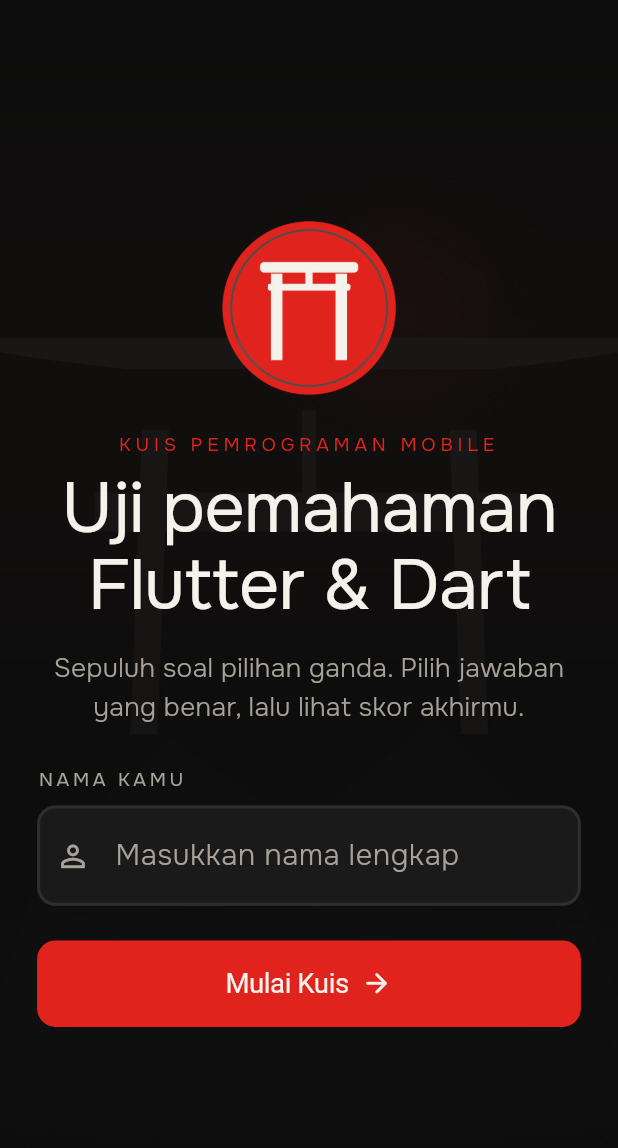
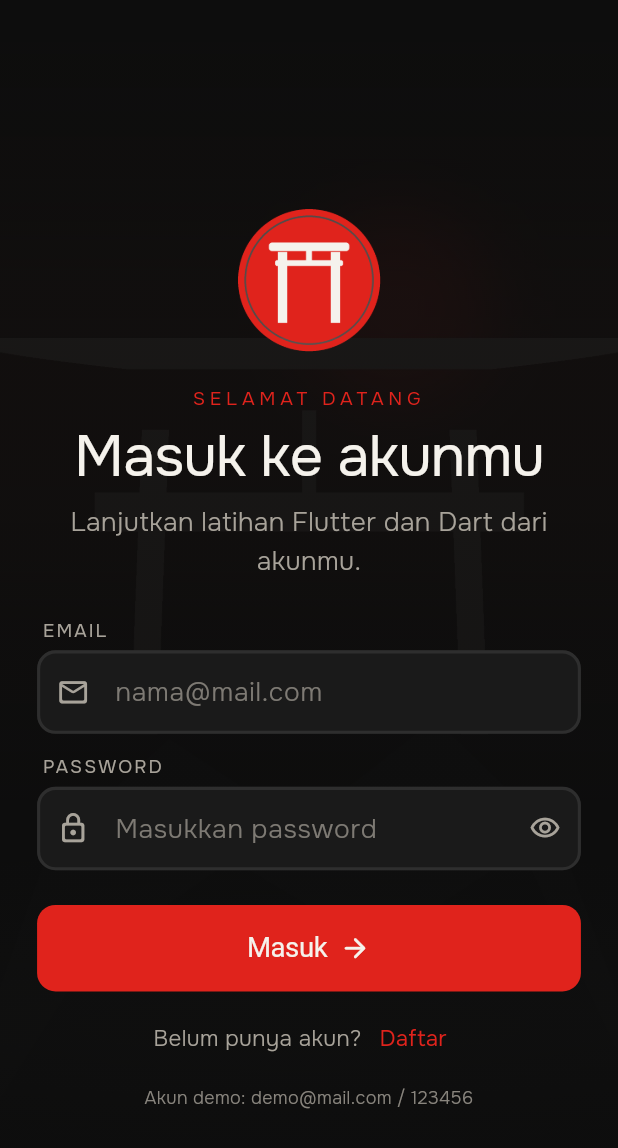
Before and after one commit to Frito-Radestya/UTS_LAB_Pemrograman-Mobile-5, a Flutter app: the screen it shows after launch, on a phone screen of 412 x 824 dp. Shown: the top 1148 px of the screen. Run offline on Flutter 3.47's test engine with Material 3 defaults, Android fonts, the phone set to English and light mode, and no system bars; accounts and stored records are empty.

Commit message:
feat: halaman splash, login, dan register

```diff
--- a/lib/main.dart
+++ b/lib/main.dart
@@ -1,7 +1,7 @@
 import 'package:flutter/material.dart';
 import 'package:provider/provider.dart';
 
-import 'pages/welcome_page.dart';
+import 'pages/splash_page.dart';
 import 'providers/auth_provider.dart';
 import 'providers/quiz_provider.dart';
 import 'theme/app_theme.dart';
@@ -48,6 +48,6 @@ class _EntryGate extends StatelessWidget {
         child: SizedBox.expand(),
       );
     }
-    return const WelcomePage();
+    return const SplashPage();
   }
 }
--- /dev/null
+++ b/lib/pages/login_page.dart
@@ -0,0 +1,251 @@
+import 'package:flutter/material.dart';
+import 'package:provider/provider.dart';
+
+import '../providers/auth_provider.dart';
+import '../theme/app_theme.dart';
+import '../utils/app_route.dart';
+import '../utils/responsive.dart';
+import '../widgets/app_background.dart';
+import '../widgets/app_text_field.dart';
+import '../widgets/primary_button.dart';
+import 'register_page.dart';
+
+/// Halaman login dengan akun dummy yang tersimpan di AuthProvider.
+class LoginPage extends StatefulWidget {
+  const LoginPage({super.key});
+
+  @override
+  State<LoginPage> createState() => _LoginPageState();
+}
+
+class _LoginPageState extends State<LoginPage> {
+  final _formKey = GlobalKey<FormState>();
+  final _emailController = TextEditingController();
+  final _passwordController = TextEditingController();
+
+  bool _obscurePassword = true;
+  String? _loginError;
+
+  @override
+  void dispose() {
+    _emailController.dispose();
+    _passwordController.dispose();
+    super.dispose();
+  }
+
+  String? _validateEmail(String? value) {
+    final email = value?.trim() ?? '';
+    if (email.isEmpty) {
+      return 'Email wajib diisi.';
+    }
+    final pattern = RegExp(r'^[^@\s]+@[^@\s]+\.[^@\s]+$');
+    if (!pattern.hasMatch(email)) {
+      return 'Format email tidak valid.';
+    }
+    return null;
+  }
+
+  String? _validatePassword(String? value) {
+    if (value == null || value.isEmpty) {
+      return 'Password wajib diisi.';
+    }
+    return null;
+  }
+
+  void _submit() {
+    setState(() => _loginError = null);
+    if (!_formKey.currentState!.validate()) {
+      return;
+    }
+
+    FocusScope.of(context).unfocus();
+    final error = context.read<AuthProvider>().login(
+      _emailController.text,
+      _passwordController.text,
+    );
+
+    if (error != null) {
+      setState(() => _loginError = error);
+      return;
+    }
+
+    // Navigasi ke MainShell ditambahkan pada Task 6.
+    ScaffoldMessenger.of(context)
+        .showSnackBar(const SnackBar(content: Text('Login berhasil.')));
+  }
+
+  void _openRegister() {
+    Navigator.push(context, AppRoute.fade(const RegisterPage()));
+  }
+
+  @override
+  Widget build(BuildContext context) {
+    final responsive = Responsive(context);
+
+    return Scaffold(
+      body: AppBackground(
+        child: LayoutBuilder(
+          builder: (context, constraints) {
+            return SingleChildScrollView(
+              padding: EdgeInsets.all(responsive.pagePadding),
+              child: ConstrainedBox(
+                constraints: BoxConstraints(minHeight: constraints.maxHeight),
+                child: Center(
+                  child: ConstrainedBox(
+                    constraints: BoxConstraints(
+                      maxWidth: responsive.contentWidth,
+                    ),
+                    child: Form(
+                      key: _formKey,
+                      child: Column(
+                        mainAxisAlignment: MainAxisAlignment.center,
+                        crossAxisAlignment: CrossAxisAlignment.stretch,
+                        children: [
+                          Center(
+                            child: Image.asset(
+                              'assets/images/logo.png',
+                              width: responsive.heroIconSize * 0.82,
+                              height: responsive.heroIconSize * 0.82,
+                              fit: BoxFit.contain,
+                            ),
+                          ),
+                          SizedBox(height: responsive.gap),
+                          Text(
+                            'SELAMAT DATANG',
+                            textAlign: TextAlign.center,
+                            style: TextStyle(
+                              fontSize: responsive.bodySize * 0.72,
+                              fontWeight: FontWeight.w400,
+                              letterSpacing: responsive.bodySize * 0.18,
+                              color: AppColors.accent,
+                            ),
+                          ),
+                          SizedBox(height: responsive.smallGap),
+                          Text(
+                            'Masuk ke akunmu',
+                            textAlign: TextAlign.center,
+                            style: TextStyle(
+                              fontSize: responsive.headingSize * 0.82,
+                              height: 1.1,
+                              letterSpacing: responsive.letterSpacing,
+                              fontWeight: FontWeight.w400,
+                              color: AppColors.textPrimary,
+                            ),
+                          ),
+                          SizedBox(height: responsive.smallGap),
+                          Text(
+                            'Lanjutkan latihan Flutter dan Dart dari akunmu.',
+                            textAlign: TextAlign.center,
+                            style: TextStyle(
+                              fontSize: responsive.bodySize,
+                              height: 1.5,
+                              fontWeight: FontWeight.w300,
+                              color: AppColors.textSecondary,
+                            ),
+                          ),
+                          SizedBox(height: responsive.gap * 1.5),
+                          AppTextField(
+                            controller: _emailController,
+                            label: 'Email',
+                            hint: 'nama@mail.com',
+                            keyboardType: TextInputType.emailAddress,
+                            textInputAction: TextInputAction.next,
+                            prefixIcon: Icons.mail_outline_rounded,
+                            validator: _validateEmail,
+                          ),
+                          SizedBox(height: responsive.gap * 0.8),
+                          AppTextField(
+                            controller: _passwordController,
+                            label: 'Password',
+                            hint: 'Masukkan password',
+                            obscureText: _obscurePassword,
+                            textInputAction: TextInputAction.done,
+                            prefixIcon: Icons.lock_outline_rounded,
+                            suffixIcon: IconButton(
+                              tooltip: _obscurePassword
+                                  ? 'Tampilkan password'
+                                  : 'Sembunyikan password',
+                              onPressed: () {
+                                setState(
+                                  () => _obscurePassword = !_obscurePassword,
+                                );
+                              },
+                              icon: Icon(
+                                _obscurePassword
+                                    ? Icons.visibility_outlined
+                                    : Icons.visibility_off_outlined,
+                                size: responsive.bodySize * 1.2,
+                                color: AppColors.textSecondary,
+                              ),
+                            ),
+                            validator: _validatePassword,
+                            onFieldSubmitted: (_) => _submit(),
+                          ),
+                          if (_loginError != null) ...[
+                            SizedBox(height: responsive.smallGap),
+                            Text(
+                              _loginError!,
+                              textAlign: TextAlign.center,
+                              style: TextStyle(
+                                fontSize: responsive.bodySize * 0.82,
+                                color: AppColors.accent,
+                              ),
+                            ),
+                          ],
+                          SizedBox(height: responsive.gap * 1.4),
+                          PrimaryButton(
+                            key: const Key('login-submit'),
+                            label: 'Masuk',
+                            icon: Icons.arrow_forward_rounded,
+                            onPressed: _submit,
+                          ),
+                          SizedBox(height: responsive.gap * 0.4),
+                          Row(
+                            mainAxisAlignment: MainAxisAlignment.center,
+                            children: [
+                              Flexible(
+                                child: Text(
+                                  'Belum punya akun?',
+                                  style: TextStyle(
+                                    fontSize: responsive.bodySize * 0.85,
+                                    color: AppColors.textSecondary,
+                                  ),
+                                ),
+                              ),
+                              TextButton(
+                                onPressed: _openRegister,
+                                child: Text(
+                                  'Daftar',
+                                  style: TextStyle(
+                                    fontSize: responsive.bodySize * 0.85,
+                                    fontWeight: FontWeight.w400,
+                                    color: AppColors.accent,
+                                  ),
+                                ),
+                              ),
+                            ],
+                          ),
+                          SizedBox(height: responsive.smallGap),
+                          Text(
+                            'Akun demo: demo@mail.com / 123456',
+                            textAlign: TextAlign.center,
+                            style: TextStyle(
+                              fontSize: responsive.bodySize * 0.68,
+                              color: AppColors.textSecondary.withValues(
+                                alpha: 0.8,
+                              ),
+                            ),
+                          ),
+                        ],
+                      ),
+                    ),
+                  ),
+                ),
+              ),
+            );
+          },
+        ),
+      ),
+    );
+  }
+}
```
Also changed, not shown: lib/pages/register_page.dart (added, +356 -0 lines), lib/pages/splash_page.dart (added, +114 -0 lines), 3 other files.
